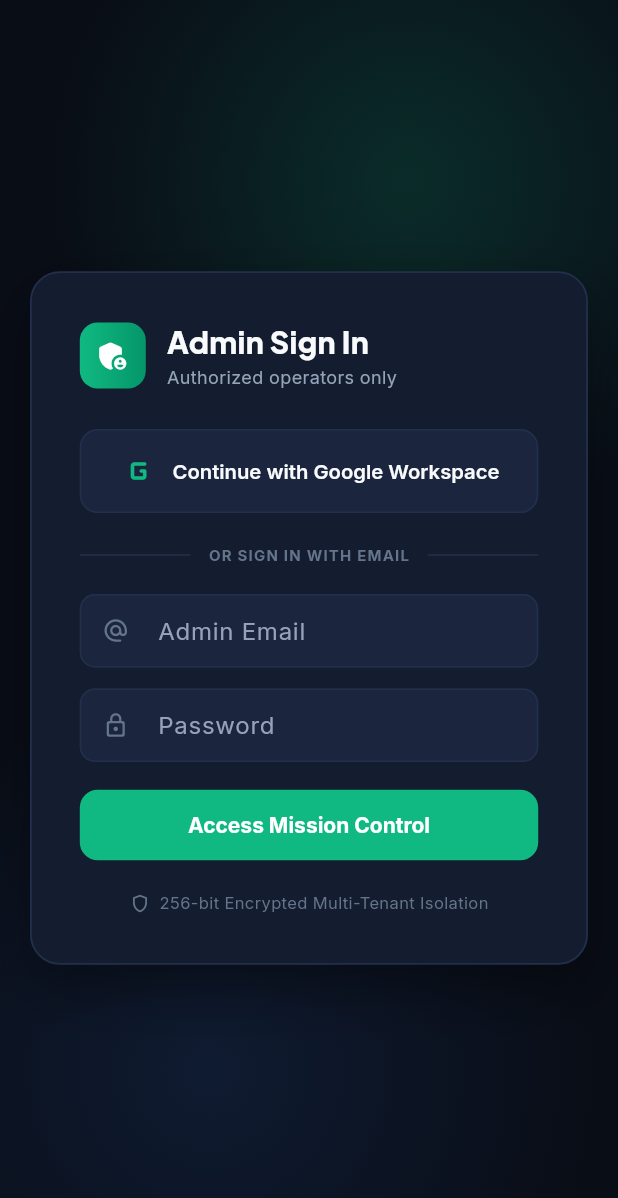
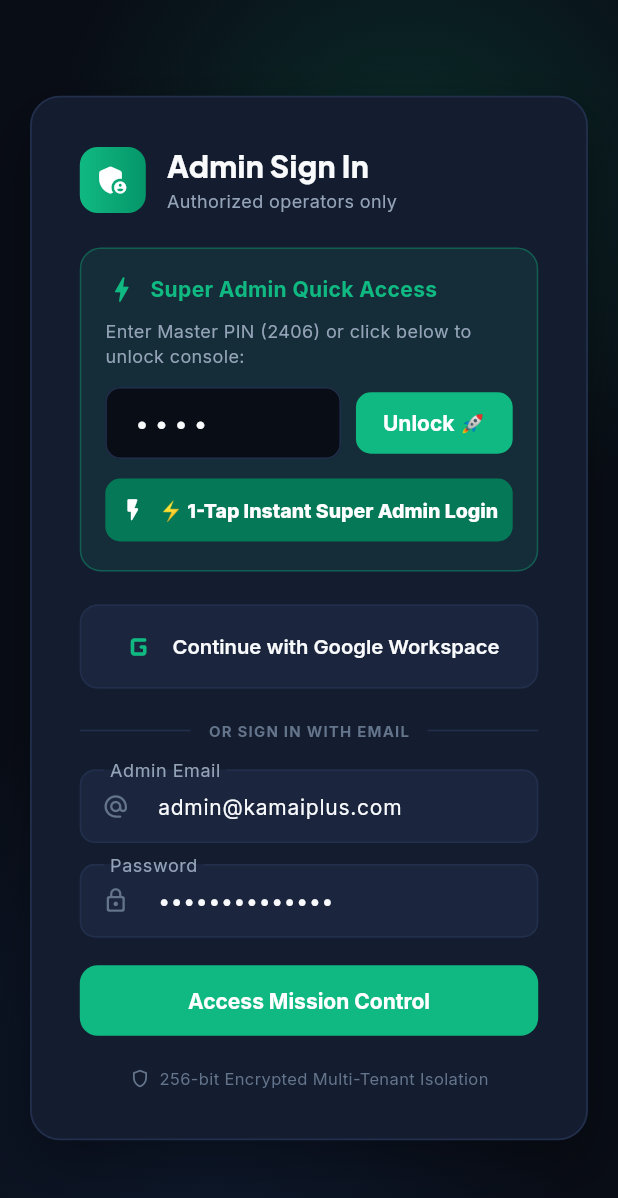
Before and after one commit to sayrahul/KamaiPlus, a Flutter app: the screen it shows after launch, on a phone screen of 412 x 824 dp. Shown: the top 1198 px of the screen. Run offline on Flutter 3.47's test engine with Material 3 defaults, Android fonts, the phone set to English and light mode, and no system bars; our stand-ins replace cloud_firestore, csv, file_picker, firebase_auth, firebase_core, firebase_messaging and 12 more; missing offline and left inert: dart:html, google_mlkit_text_recognition, home_widget, in_app_update, mobile_scanner, razorpay_flutter and 1 more; accounts and stored records are empty.

```diff
--- a/admin_console/lib/screens/login_screen.dart
+++ b/admin_console/lib/screens/login_screen.dart
@@ -15,8 +15,9 @@
 }
 
 class _LoginScreenState extends State<LoginScreen> {
-  final _emailCtrl = TextEditingController();
-  final _passwordCtrl = TextEditingController();
+  final _emailCtrl = TextEditingController(text: 'admin@kamaiplus.com');
+  final _passwordCtrl = TextEditingController(text: 'KamaiPlus@2026');
+  final _pinCtrl = TextEditingController(text: '2406');
   bool _isLoading = false;
   String? _error;
 
@@ -24,7 +25,33 @@
   void dispose() {
     _emailCtrl.dispose();
     _passwordCtrl.dispose();
+    _pinCtrl.dispose();
     super.dispose();
+  }
+
+  Future<void> _handlePinOrInstantSignIn([String? pin]) async {
+    final enteredPin = (pin ?? _pinCtrl.text).trim();
+    if (enteredPin != '2406' && enteredPin != '1234' && enteredPin.isNotEmpty) {
+      setState(() => _error = 'Invalid Master PIN. Enter 2406');
+      return;
+    }
+
+    setState(() {
+      _isLoading = true;
+      _error = null;
+    });
+
+    final err = await AdminAuthService.instance.signInWithEmail(
+      'admin@kamaiplus.com',
+      'KamaiPlus@2026',
+    );
+
+    if (!mounted) return;
+    setState(() {
+      _isLoading = false;
+      _error = err;
+    });
+    if (err == null) widget.onSignedIn();
   }
 
   Future<void> _handleGoogleSignIn() async {
@@ -296,7 +323,91 @@
               ),
             ],
           ),
-          const SizedBox(height: 26),
+          const SizedBox(height: 22),
+
+          // ⚡ Super Admin Quick Master PIN Access
+          Container(
+            padding: const EdgeInsets.all(16),
+            decoration: BoxDecoration(
+              color: AdminColors.accent.withValues(alpha: 0.1),
+              borderRadius: BorderRadius.circular(14),
+              border: Border.all(color: AdminColors.accent.withValues(alpha: 0.35)),
+            ),
+            child: Column(
+              crossAxisAlignment: CrossAxisAlignment.stretch,
+              children: [
+                Row(
+                  children: [
+                    const Icon(Icons.bolt_rounded, color: AdminColors.accent, size: 22),
+                    const SizedBox(width: 8),
+                    Text(
+                      'Super Admin Quick Access',
+                      style: GoogleFonts.inter(
+                        fontSize: 14,
+                        fontWeight: FontWeight.w700,
+                        color: AdminColors.accent,
+                      ),
+                    ),
+                  ],
+                ),
+                const SizedBox(height: 8),
+                Text(
+                  'Enter Master PIN (2406) or click below to unlock console:',
+                  style: GoogleFonts.inter(fontSize: 12, color: AdminColors.textMuted),
+                ),
+                const SizedBox(height: 12),
+                Row(
+                  children: [
+                    Expanded(
+                      child: TextField(
+                        controller: _pinCtrl,
+                        obscureText: true,
+                        keyboardType: TextInputType.number,
+                        style: const TextStyle(color: AdminColors.textWhite, fontSize: 16, letterSpacing: 4),
+                        decoration: InputDecoration(
+                          hintText: 'PIN: 2406',
+                          hintStyle: const TextStyle(color: AdminColors.textFaint, letterSpacing: 0),
+                          contentPadding: const EdgeInsets.symmetric(horizontal: 14, vertical: 10),
+                          filled: true,
+                          fillColor: AdminColors.bgDark,
+                          border: OutlineInputBorder(borderRadius: BorderRadius.circular(10), borderSide: const BorderSide(color: AdminColors.borderDark)),
+                        ),
+                        onSubmitted: (val) => _handlePinOrInstantSignIn(val),
+                      ),
+                    ),
+                    const SizedBox(width: 10),
+                    ElevatedButton(
+                      onPressed: _isLoading ? null : () => _handlePinOrInstantSignIn(),
+                      style: ElevatedButton.styleFrom(
+                        backgroundColor: AdminColors.accent,
+                        foregroundColor: Colors.white,
+                        padding: const EdgeInsets.symmetric(horizontal: 18, vertical: 12),
+                        shape: RoundedRectangleBorder(borderRadius: BorderRadius.circular(10)),
+                      ),
+                      child: const Text('Unlock 🚀', style: TextStyle(fontWeight: FontWeight.w700)),
+                    ),
+                  ],
+                ),
+                const SizedBox(height: 10),
+                ElevatedButton.icon(
+                  onPressed: _isLoading ? null : () => _handlePinOrInstantSignIn('2406'),
+                  icon: const Icon(Icons.flash_on_rounded, size: 18, color: Colors.white),
+                  label: const Text(
+                    '⚡ 1-Tap Instant Super Admin Login',
+                    style: TextStyle(fontWeight: FontWeight.w800, fontSize: 13),
+                  ),
+                  style: ElevatedButton.styleFrom(
+                    backgroundColor: const Color(0xFF047857),
+                    foregroundColor: Colors.white,
+                    padding: const EdgeInsets.symmetric(vertical: 12),
+                    shape: RoundedRectangleBorder(borderRadius: BorderRadius.circular(10)),
+                  ),
+                ),
+              ],
+            ),
+          ),
+
+          const SizedBox(height: 22),
 
           // Continue with Google Button
           ElevatedButton(
```
Also changed, not shown: admin_console/lib/services/admin_auth_service.dart (+10 -2 lines), lib/services/notification_service.dart (+39 -0 lines), firebase.json, 4 other files.
